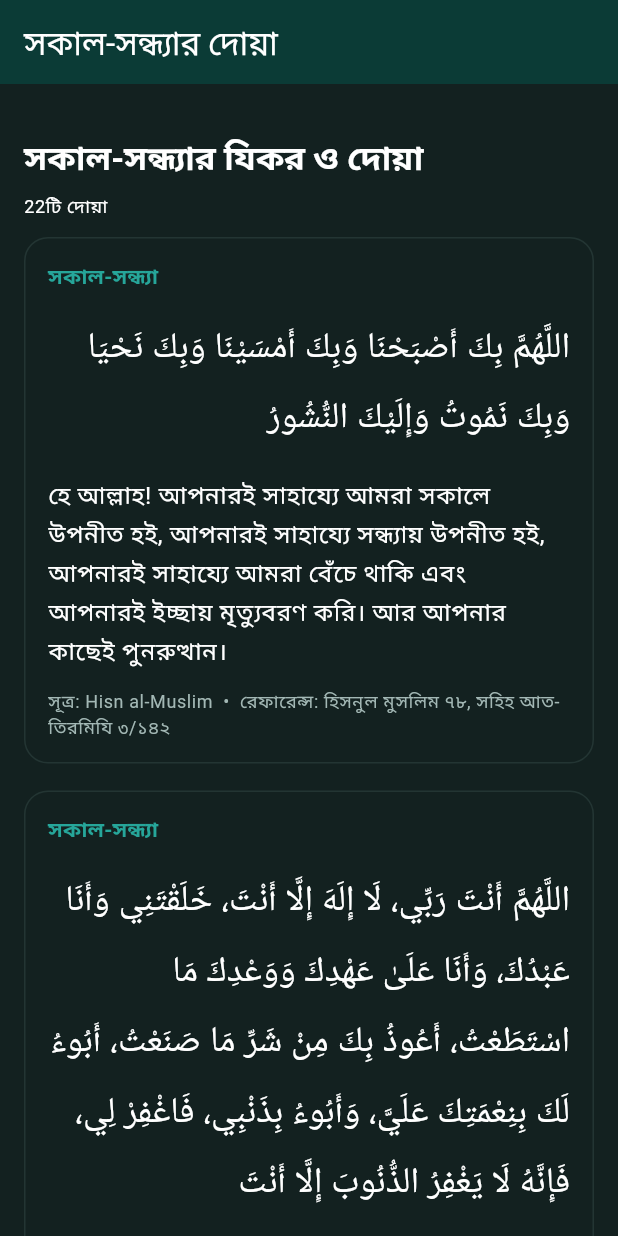
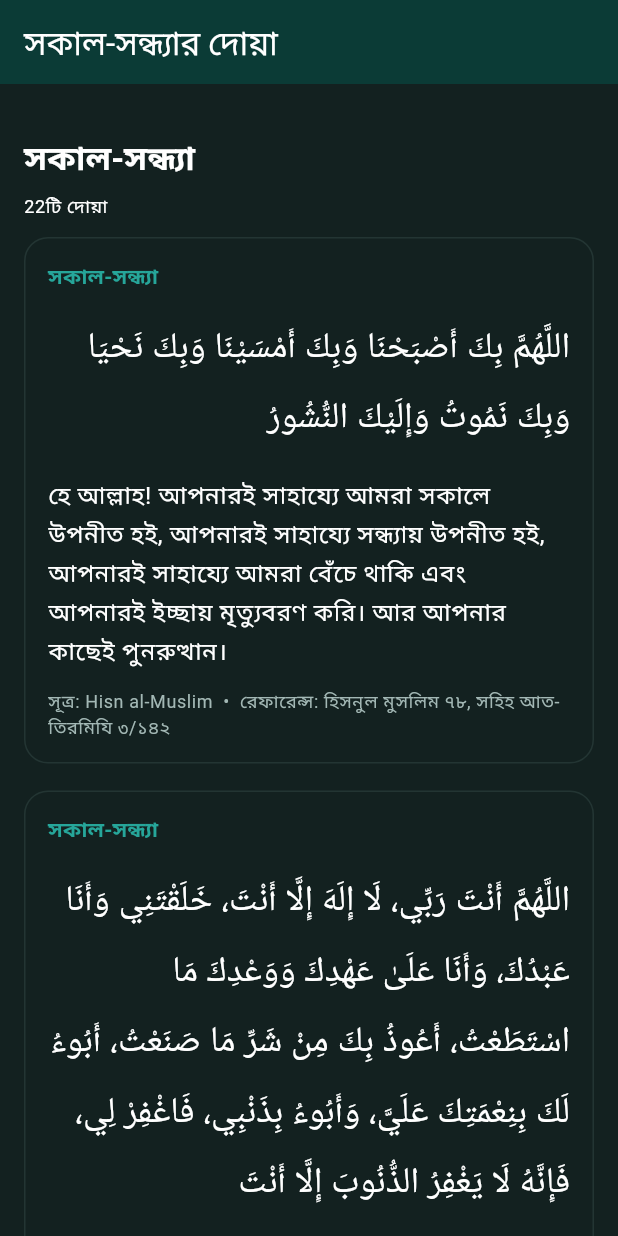
Before and after one commit to azmainchowdhuryy-dev/islamic-app, a Flutter app: the HadithDuaScreen screen opened directly, on a phone screen of 412 x 824 dp. Run offline on Flutter 3.47's test engine with Material 3 defaults, Android fonts, the phone set to English and light mode, and no system bars; our stand-ins replace adhan, flutter_riverpod, material_ui, share_plus, shared_preferences, sqflite; missing offline and left inert: bangla_utilities, hijri_date_time; accounts and stored records are empty.

Commit message:
Use consistent Morning and Evening folder label

```diff
--- a/lib/features/hadith/screens/hadith_dua_screen.dart
+++ b/lib/features/hadith/screens/hadith_dua_screen.dart
@@ -297,10 +297,8 @@ class _HadithDuaScreenState extends ConsumerState<HadithDuaScreen> {
           const SizedBox(height: 18),
           Text(
             widget.section == HadithDuaSection.morningEveningDua
-                ? (lang == 'bn' ? 'সকাল-সন্ধ্যার যিকর ও দোয়া' : 'Morning and Evening Remembrance')
-                : widget.section == HadithDuaSection.dailyDua
-                    ? (lang == 'bn' ? 'দৈনন্দিন ব্যবহারের দোয়া' : 'Daily Use Duas')
-                    : (lang == 'bn' ? 'দোয়ার বিষয়সমূহ' : 'Dua Topics'),
+                ? (lang == 'bn' ? 'সকাল-সন্ধ্যা' : 'Morning & Evening')
+                : (lang == 'bn' ? 'দোয়ার বিষয়সমূহ' : 'Dua Topics'),
             style: theme.textTheme.titleLarge?.copyWith(fontWeight: FontWeight.bold),
           ),
           const SizedBox(height: 10),
```
